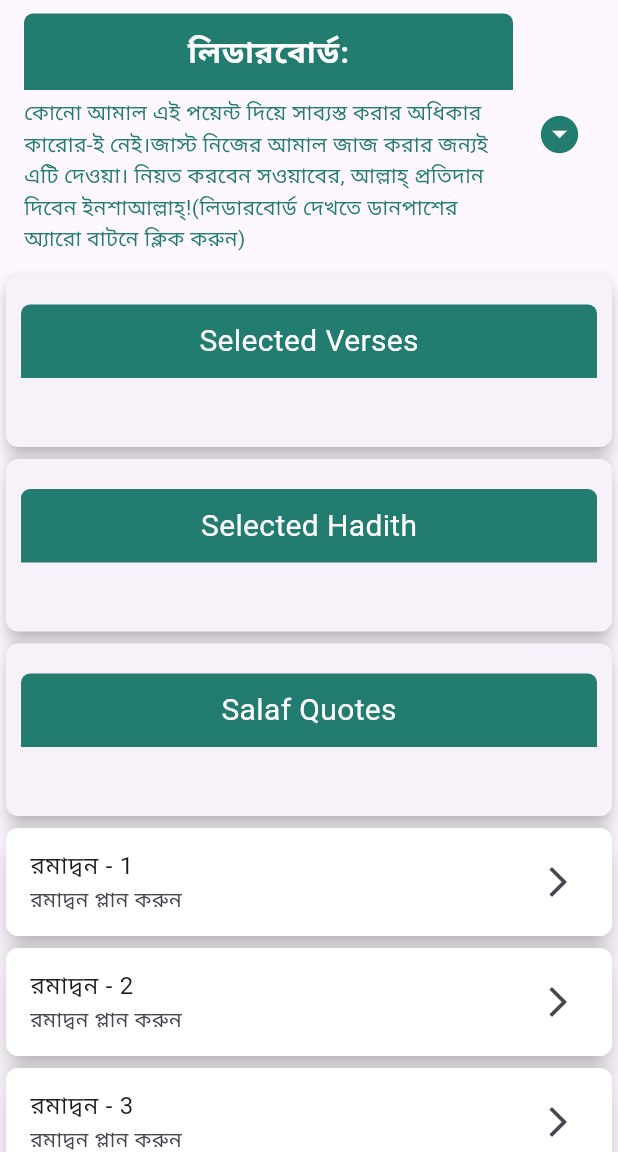
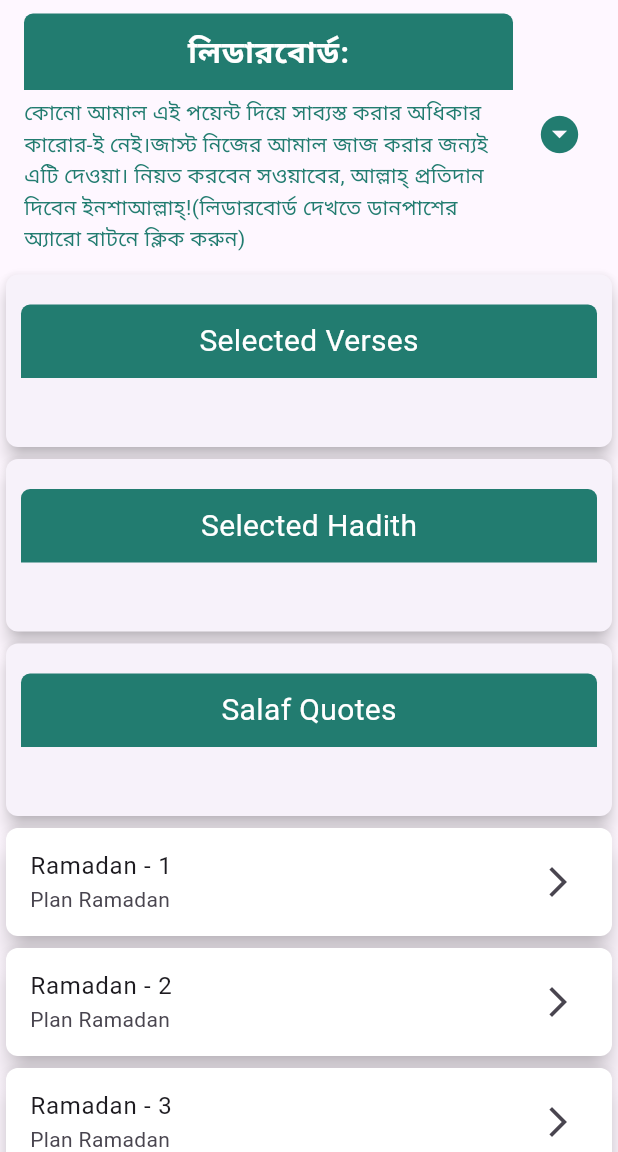
Before and after one commit to rahatcse5bu/Ramadan-Tracker, a Flutter app: the DashboardView screen opened by its route, on a phone screen of 412 x 824 dp, the part 84-1236 px from its top. Run offline on Flutter 3.47's test engine with Material 3 defaults, Android fonts, the phone set to English and light mode, and no system bars; our stand-ins replace dartz, expandable_text, flutter_screenutil, fluttertoast, get, google_fonts and 3 more; accounts and stored records are empty; network calls fail.

Commit message:
TranslationKeys.planRamadan added

```diff
--- a/lib/app/translation/translation_keys.dart
+++ b/lib/app/translation/translation_keys.dart
@@ -18,6 +18,10 @@ class TranslationKeys {
       static const String selectedHadith = 'selected_hadith';
   static const String salafQuotes = 'salaf_quotes';
 
+
+  static const String ramadan = 'ramadan';
+  static const String planRamadan = 'planRamadan';
+
 }
 
 // lib/app/translations/bn_BD/bn_bd_translations.dart
@@ -37,6 +41,8 @@ final Map<String, String> bnBd = {
     TranslationKeys.selectedVerses: 'নির্বাচিত আয়াত',
       TranslationKeys.selectedHadith: 'নির্বাচিত হাদিস',
   TranslationKeys.salafQuotes: 'সালাফদের বক্তব্য',
+  TranslationKeys.ramadan: 'রমাদ্বন',
+  TranslationKeys.planRamadan: 'রমাদ্বন প্লান করুন',
 
 };
 
@@ -57,5 +63,7 @@ final Map<String, String> enUs = {
     TranslationKeys.selectedVerses: 'Selected Verses',
   TranslationKeys.selectedHadith: 'Selected Hadith',
   TranslationKeys.salafQuotes: 'Salaf Quotes',
+  TranslationKeys.ramadan: 'Ramadan',
+   TranslationKeys.planRamadan: 'Plan Ramadan',
 
 };
--- a/lib/modules/dashboard/widgets/ramadan_days_list.dart
+++ b/lib/modules/dashboard/widgets/ramadan_days_list.dart
@@ -4,6 +4,7 @@ import 'package:ramadan_tracker/Data/data.dart';
 
 import '../../../app/constants/app_color.dart';
 import '../../../app/routes/app_pages.dart';
+import '../../../app/translation/translation_keys.dart';
 import '../../../planner.dart';
 import '../controller/dashboard_controller.dart';
 
@@ -29,23 +30,23 @@ class RamadanDaysList extends GetWidget<DashboardController> {
                   tileColor: i + 1 > 20 ? Colors.grey[250] : Colors.white,
                   title: i + 1 == calculate2023RamdanDate() &&
                           controller.current_month == "Ramadan"
-                      ? Text('রমাদ্বন - ${controller.ramadanList[i]} (আজ) ')
+                      ? Text('${TranslationKeys.ramadan.tr} - ${controller.ramadanList[i]} (আজ) ')
                       : i + 1 > 20
                           ? Text(
-                              'রমাদ্বন - ${controller.ramadanList[i]} ',
+                              '${TranslationKeys.ramadan.tr} - ${controller.ramadanList[i]} ',
                               style: TextStyle(
                                   color: AppColors.primary,
                                   fontWeight: FontWeight.bold),
                             )
-                          : Text('রমাদ্বন - ${controller.ramadanList[i]} '),
+                          : Text('${TranslationKeys.ramadan.tr} - ${controller.ramadanList[i]} '),
                   subtitle: i + 1 > 20
                       ? Text(
-                          'রমাদ্বন প্লান করুন',
+                          '${TranslationKeys.planRamadan.tr}',
                           style: TextStyle(
                               color: AppColors.primary,
                               fontWeight: FontWeight.bold),
                         )
-                      : Text('রমাদ্বন প্লান করুন'),
+                      : Text('${TranslationKeys.planRamadan.tr}'),
                   trailing: i + 1 > 20
                       ? i + 1 == 21 ||
                               i + 1 == 23 ||
```
